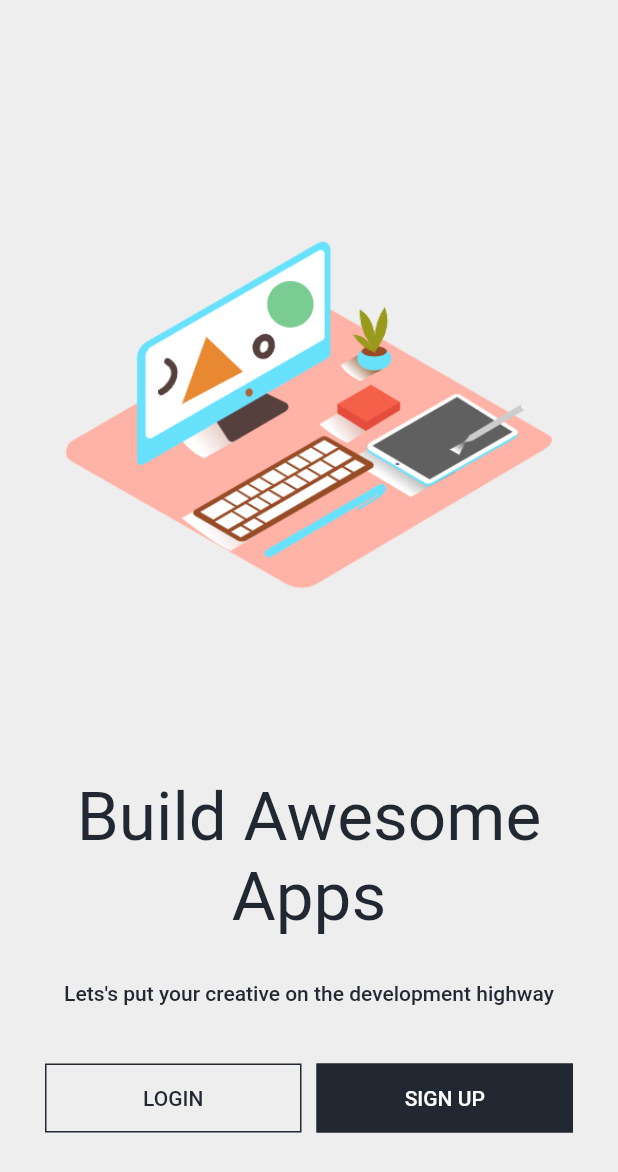
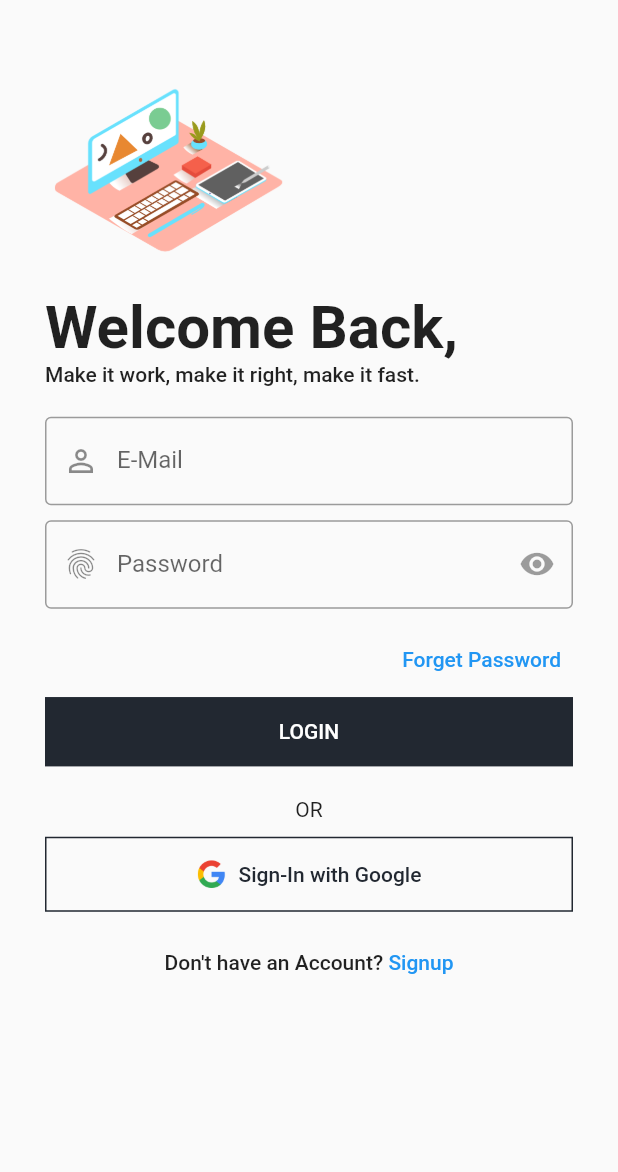
Before and after one commit to neddy1298/flutter-login-app, a Flutter app: the screen it shows after launch, after a tap on "LOGIN", on a phone screen of 412 x 824 dp. Shown: the top 1172 px of the screen. Run offline on Flutter 3.47's test engine with Material 2 defaults, Android fonts, the phone set to English and light mode, and no system bars; our stand-ins replace get, google_fonts, liquid_swipe, smooth_page_indicator.

Commit message:
Login Screen & Settings

```diff
--- a/lib/src/constants/image_strings.dart
+++ b/lib/src/constants/image_strings.dart
@@ -18,3 +18,7 @@ const String tOnBoardingImage4 =
 // Welcome Screen Images
 const String tWelcomeImage1 =
     "assets/images/welcome_images/welcome-image-1.png";
+
+// Google Logo
+const String tGoogleLogoImage =
+    "assets/logo/google-logo.png";
--- a/lib/src/constants/sizes.dart
+++ b/lib/src/constants/sizes.dart
@@ -3,3 +3,4 @@
 const tDefaultSize = 30.0;
 const tSplashContainerSize = 30.0;
 const tButtonHeight = 15.0;
+const tFormHeight = 30.0;
--- a/lib/src/constants/text_string.dart
+++ b/lib/src/constants/text_string.dart
@@ -1,4 +1,15 @@
 // App Text Strings
+
+// GLOBAL Texts
+const String tNext = "Next";
+const String tLogin = "Login";
+const String tEmail = "E-Mail";
+const String tSignup = "Signup";
+const String tPhoneNo = "Phone No";
+const String tPassword = "Password";
+const String tFullName = "Full Name";
+const String tForgetPassword = "Forget Password";
+const String tSignInWithGoogle = "Sign-In with Google";
 
 // Splash Screen Text
 const String tAppName = "./appable";
@@ -26,3 +37,29 @@ const String tOnBoardingCounter4 = "4/4";
 const String tWelcomeTitle = "Build Awesome Apps";
 const String tWelcomeSubTitle =
     "Lets's put your creative on the development highway";
+
+// Login Screen
+const String tLoginTitle = "Welcome Back,";
+const String tLoginSubTitle = "Make it work, make it right, make it fast.";
+const String tRememberMe = "Remember Me?";
+const String tDontHaveAnAccount = "Don't have an Account? ";
+
+// Sign Up Screen Text
+const String tSignUpTitle = "Get On Board!";
+const String tSignUpSubTitle = "Create your profile to start your Journey.";
+const String tAlreadyHaveAnAccount = "Already have an Account? ";
+
+// Forget Password Text
+const String tForgetPasswordTitle = "Make Selection!";
+const String tForgetPasswordSubTitle =
+    "Select one of the options given below to reset your password.";
+const String tResetViaEMail = "Reset via Mail Verification";
+const String tResetViaPhone = "Reset via Phone Verification";
+
+// Forget Password Via Phone - Text
+const String tForgetPhoneSubTitle =
+    "Enter your registered Phone No to receive OTP";
+
+// Forget Password Via E-Mail - Text
+const String tForgetMailSubTitle =
+    "Enter your registered E-Mail to receive OTP";
--- /dev/null
+++ b/lib/src/features/authentication/login/login_footer_widget.dart
@@ -0,0 +1,49 @@
+import 'package:flutter/material.dart';
+
+import '../../../constants/image_strings.dart';
+import '../../../constants/sizes.dart';
+import '../../../constants/text_string.dart';
+
+class LoginFooterWidget extends StatelessWidget {
+  const LoginFooterWidget({
+    Key? key,
+  }) : super(key: key);
+
+  @override
+  Widget build(BuildContext context) {
+    return Column(
+      crossAxisAlignment: CrossAxisAlignment.center,
+      children: [
+        const Text("OR"),
+        const SizedBox(height: tFormHeight - 20.0),
+        SizedBox(
+          width: double.infinity,
+          child: OutlinedButton.icon(
+            icon: Image(
+              image: AssetImage(tGoogleLogoImage),
+              width: 20.0,
+            ),
+            onPressed: () {},
+            label: Text(tSignInWithGoogle),
+          ),
+        ),
+        const SizedBox(height: tFormHeight - 20.0),
+        TextButton(
+          onPressed: () {},
+          child: Text.rich(
+            TextSpan(
+              text: tDontHaveAnAccount,
+              style: Theme.of(context).textTheme.bodyText1,
+              children: const [
+                TextSpan(
+                  text: tSignup,
+                  style: TextStyle(color: Colors.blue),
+                ),
+              ],
+            ),
+          ),
+        ),
+      ],
+    );
+  }
+}
--- /dev/null
+++ b/lib/src/features/authentication/login/login_form_widget.dart
@@ -0,0 +1,62 @@
+
+import 'package:flutter/material.dart';
+
+import '../../../constants/sizes.dart';
+import '../../../constants/text_string.dart';
+
+class LoginForm extends StatelessWidget {
+  const LoginForm({
+    Key? key,
+  }) : super(key: key);
+
+  @override
+  Widget build(BuildContext context) {
+    return Form(
+      child: Container(
+        padding: EdgeInsets.symmetric(vertical: tFormHeight - 10),
+        child: Column(
+          crossAxisAlignment: CrossAxisAlignment.start,
+          children: [
+            TextFormField(
+              decoration: const InputDecoration(
+                  prefixIcon: Icon(Icons.person_outline_outlined),
+                  labelText: tEmail,
+                  hintText: tEmail,
+                  border: OutlineInputBorder()),
+            ),
+            SizedBox(height: tFormHeight - 20),
+            TextFormField(
+              decoration: const InputDecoration(
+                prefixIcon: Icon(Icons.fingerprint),
+                labelText: tPassword,
+                hintText: tPassword,
+                border: OutlineInputBorder(),
+                suffixIcon: IconButton(
+                  onPressed: null,
+                  icon: Icon(Icons.remove_red_eye_sharp),
+                ),
+              ),
+            ),
+            SizedBox(height: tFormHeight - 20),
+            Align(
+              alignment: Alignment.centerRight,
+              child: TextButton(
+                onPressed: () {},
+                child: Text(tForgetPassword),
+              ),
+            ),
+            SizedBox(
+              width: double.infinity,
+              child: ElevatedButton(
+                onPressed: () {},
+                child: Text(
+                  tLogin.toUpperCase(),
+                ),
+              ),
+            )
+          ],
+        ),
+      ),
+    );
+  }
+}
--- /dev/null
+++ b/lib/src/features/authentication/login/login_header_widget.dart
@@ -0,0 +1,45 @@
+import 'package:flutter/material.dart';
+import 'package:google_fonts/google_fonts.dart';
+
+import '../../../constants/image_strings.dart';
+import '../../../constants/text_string.dart';
+
+class LoginHeaderWidget extends StatelessWidget {
+  const LoginHeaderWidget({
+    Key? key,
+    required this.size,
+  }) : super(key: key);
+
+  final Size size;
+
+  @override
+  Widget build(BuildContext context) {
+    return Column(
+      crossAxisAlignment: CrossAxisAlignment.start,
+      children: [
+        Image(
+          image: const AssetImage(tWelcomeImage1),
+          height: size.height * 0.2,
+        ),
+        Text(
+          tLoginTitle,
+          style: GoogleFonts.roboto(
+            textStyle: Theme.of(context).textTheme.headline2,
+            fontSize: 40.0,
+            fontWeight: FontWeight.w700,
+            // color: isDarkMode ? tWhiteColor : tSecondaryColor,
+            // fontStyle: FontStyle.italic,
+          ),
+        ),
+        Text(
+          tLoginSubTitle,
+          style: GoogleFonts.roboto(
+            textStyle: Theme.of(context).textTheme.bodyText1,
+            // color: isDarkMode ? tWhiteColor : tSecondaryColor,
+            // fontStyle: FontStyle.italic,
+          ),
+        ),
+      ],
+    );
+  }
+}
--- /dev/null
+++ b/lib/src/features/authentication/login/login_screen.dart
@@ -0,0 +1,32 @@
+import 'package:flutter/material.dart';
+import 'package:login_app/src/constants/sizes.dart';
+import 'package:login_app/src/features/authentication/login/login_form_widget.dart';
+
+import 'login_footer_widget.dart';
+import 'login_header_widget.dart';
+
+class LoginScreen extends StatelessWidget {
+  const LoginScreen({super.key});
+
+  @override
+  Widget build(BuildContext context) {
+    final size = MediaQuery.of(context).size;
+    return SafeArea(
+      child: Scaffold(
+        body: SingleChildScrollView(
+          child: Container(
+            padding: const EdgeInsets.all(tDefaultSize),
+            child: Column(
+              crossAxisAlignment: CrossAxisAlignment.start,
+              children: [
+                LoginHeaderWidget(size: size),
+                const LoginForm(),
+                const LoginFooterWidget()
+              ],
+            ),
+          ),
+        ),
+      ),
+    );
+  }
+}
--- a/lib/src/features/authentication/screens/welcome/welcome_screen.dart
+++ b/lib/src/features/authentication/screens/welcome/welcome_screen.dart
@@ -3,6 +3,7 @@ import 'package:flutter/src/widgets/container.dart';
 import 'package:flutter/src/widgets/framework.dart';
 import 'package:get/get_core/src/get_main.dart';
 import 'package:get/instance_manager.dart';
+import 'package:get/route_manager.dart';
 import 'package:google_fonts/google_fonts.dart';
 import 'package:login_app/src/common_widgets/fade_in_animation/animation_design.dart';
 import 'package:login_app/src/common_widgets/fade_in_animation/fade_in_animation_controller.dart';
@@ -10,6 +11,7 @@ import 'package:login_app/src/common_widgets/fade_in_animation/fade_in_animation
 import 'package:login_app/src/constants/color.dart';
 import 'package:login_app/src/constants/image_strings.dart';
 import 'package:login_app/src/constants/sizes.dart';
+import 'package:login_app/src/features/authentication/login/login_screen.dart';
 
 import '../../../../constants/text_string.dart';
 
@@ -80,7 +82,7 @@ class WelcomeScreen extends StatelessWidget {
                     children: [
                       Expanded(
                         child: OutlinedButton(
-                          onPressed: () {},
+                          onPressed: () => Get.to(() => const LoginScreen()),
                           child: Text(
                             "Login".toUpperCase(),
                           ),
--- /dev/null
+++ b/lib/src/features/authentication/signup/signup_screen.dart
@@ -0,0 +1,11 @@
+import 'package:flutter/src/widgets/container.dart';
+import 'package:flutter/src/widgets/framework.dart';
+
+class SignupScreen extends StatelessWidget {
+  const SignupScreen({super.key});
+
+  @override
+  Widget build(BuildContext context) {
+    return Container();
+  }
+}
--- a/pubspec.yaml
+++ b/pubspec.yaml
@@ -47,3 +47,4 @@ flutter:
     - assets/images/splash_images/
     - assets/images/on_boarding_images/
     - assets/images/welcome_images/
+    - assets/logo/
```
Also changed, not shown: assets/logo/google-logo.png (added).
